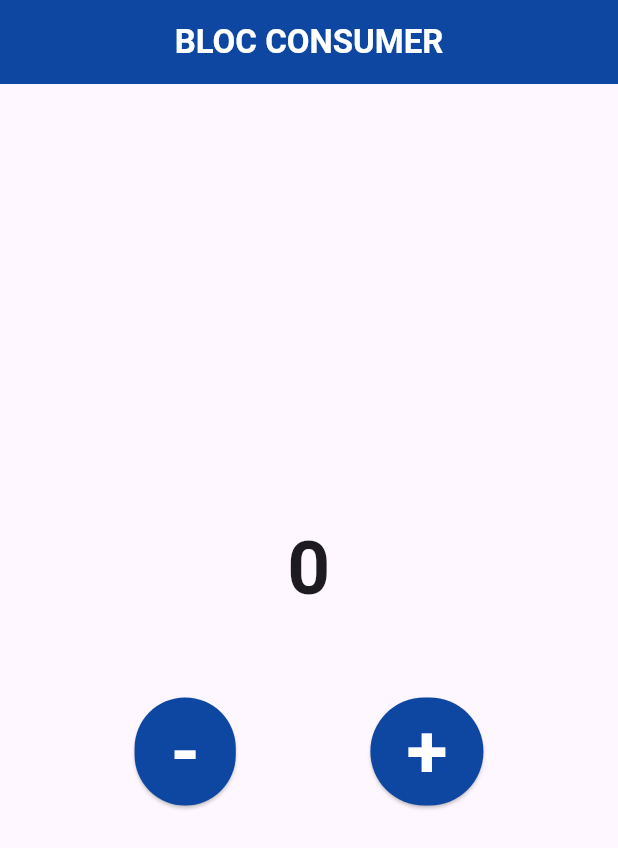
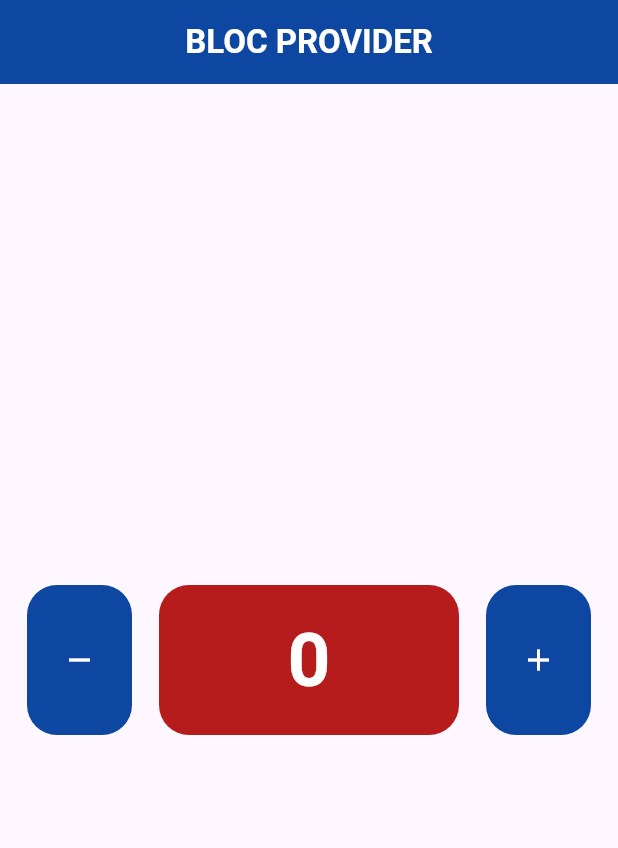
Before and after one commit to iqbalsuwandi20/state-managemet-bloc, a Flutter app: the screen it shows after launch, on a phone screen of 412 x 824 dp. Shown: the top 848 px of the screen. Run offline on Flutter 3.47's test engine with Material 3 defaults, Android fonts, the light colour scheme and no system bars; our stand-ins replace bloc, flutter_bloc.

Commit message:
bloc provider

```diff
--- a/lib/main.dart
+++ b/lib/main.dart
@@ -1,5 +1,7 @@
 import 'package:flutter/material.dart';
+import 'package:flutter_bloc/flutter_bloc.dart';
 
+import 'controllers/counter.dart';
 import 'pages/home.dart';
 
 void main() {
@@ -11,9 +13,12 @@ class MyApp extends StatelessWidget {
 
   @override
   Widget build(BuildContext context) {
-    return MaterialApp(
-      home: HomePage(),
-      debugShowCheckedModeBanner: false,
+    return BlocProvider(
+      create: (context) => Counter(),
+      child: const MaterialApp(
+        home: HomePage(),
+        debugShowCheckedModeBanner: false,
+      ),
     );
   }
 }
--- /dev/null
+++ b/lib/pages/center_widget.dart
@@ -0,0 +1,31 @@
+import 'package:flutter/material.dart';
+import 'package:flutter_bloc/flutter_bloc.dart';
+
+import '../controllers/counter.dart';
+
+class CenterWidget extends StatelessWidget {
+  const CenterWidget({
+    super.key,
+  });
+
+  @override
+  Widget build(BuildContext context) {
+    Counter myCounter = BlocProvider.of<Counter>(context);
+
+    return Center(
+      child: BlocBuilder(
+        bloc: myCounter,
+        builder: (context, state) {
+          return Text(
+            "$state",
+            style: const TextStyle(
+              fontSize: 50,
+              color: Colors.white,
+              fontWeight: FontWeight.bold,
+            ),
+          );
+        },
+      ),
+    );
+  }
+}
--- /dev/null
+++ b/lib/pages/data_widget.dart
@@ -0,0 +1,22 @@
+import 'package:flutter/material.dart';
+
+import 'center_widget.dart';
+
+class DataWidget extends StatelessWidget {
+  const DataWidget({
+    super.key,
+  });
+
+  @override
+  Widget build(BuildContext context) {
+    return Container(
+      height: 100,
+      width: 200,
+      decoration: BoxDecoration(
+        color: Colors.red[900],
+        borderRadius: BorderRadius.circular(20),
+      ),
+      child: const CenterWidget(),
+    );
+  }
+}
--- a/lib/pages/home.dart
+++ b/lib/pages/home.dart
@@ -2,18 +2,19 @@ import 'package:flutter/material.dart';
 import 'package:flutter_bloc/flutter_bloc.dart';
 
 import '../controllers/counter.dart';
+import 'data_widget.dart';
 
 class HomePage extends StatelessWidget {
-  HomePage({super.key});
-
-  final Counter myCounter = Counter();
+  const HomePage({super.key});
 
   @override
   Widget build(BuildContext context) {
+    Counter myCounter = BlocProvider.of<Counter>(context);
+
     return Scaffold(
       appBar: AppBar(
         title: Text(
-          "Bloc Consumer".toUpperCase(),
+          "Bloc Provider".toUpperCase(),
           style: const TextStyle(
             color: Colors.white,
             fontWeight: FontWeight.bold,
@@ -25,74 +26,47 @@ class HomePage extends StatelessWidget {
       body: Column(
         mainAxisAlignment: MainAxisAlignment.center,
         children: [
-          BlocConsumer<Counter, int>(
-            bloc: myCounter,
-            builder: (context, state) {
-              return Text(
-                "$state",
-                textAlign: TextAlign.center,
-                style: const TextStyle(
-                  fontSize: 50,
-                  fontWeight: FontWeight.bold,
-                ),
-              );
-            },
-            buildWhen: (previous, current) {
-              if (current >= 10) {
-                return true;
-              } else {
-                return false;
-              }
-            },
-            listener: (context, state) {
-              ScaffoldMessenger.of(context).showSnackBar(
-                SnackBar(
-                  duration: const Duration(seconds: 1),
-                  content: Text("Angka genap".toUpperCase()),
-                ),
-              );
-            },
-            listenWhen: (previous, current) {
-              if (current % 2 == 0) {
-                return true;
-              } else {
-                return false;
-              }
-            },
-          ),
-          const SizedBox(
-            height: 50,
-          ),
           Row(
             mainAxisAlignment: MainAxisAlignment.spaceEvenly,
             children: [
-              ElevatedButton(
-                style:
-                    ElevatedButton.styleFrom(backgroundColor: Colors.blue[900]),
-                onPressed: () {
+              Material(
+                color: Colors.blue[900],
+                borderRadius: BorderRadius.circular(20),
+                child: InkWell(
+                  onTap: () {
                     myCounter.decrement();
                   },
-                child: const Text(
-                  "-",
-                  style: TextStyle(
+                  borderRadius: BorderRadius.circular(20),
+                  child: const SizedBox(
+                    height: 100,
+                    width: 70,
+                    child: Center(
+                      child: Icon(
+                        Icons.remove,
                         color: Colors.white,
-                    fontSize: 50,
-                    fontWeight: FontWeight.bold,
                       ),
                     ),
                   ),
-              ElevatedButton(
-                style:
-                    ElevatedButton.styleFrom(backgroundColor: Colors.blue[900]),
-                onPressed: () {
+                ),
+              ),
+              const DataWidget(),
+              Material(
+                color: Colors.blue[900],
+                borderRadius: BorderRadius.circular(20),
+                child: InkWell(
+                  onTap: () {
                     myCounter.increment();
                   },
-                child: const Text(
-                  "+",
-                  style: TextStyle(
+                  borderRadius: BorderRadius.circular(20),
+                  child: const SizedBox(
+                    height: 100,
+                    width: 70,
+                    child: Center(
+                      child: Icon(
+                        Icons.add,
                         color: Colors.white,
-                    fontSize: 50,
-                    fontWeight: FontWeight.bold,
+                      ),
+                    ),
                   ),
                 ),
               ),
```
Lines whose indentation alone changed are shown as unchanged.
